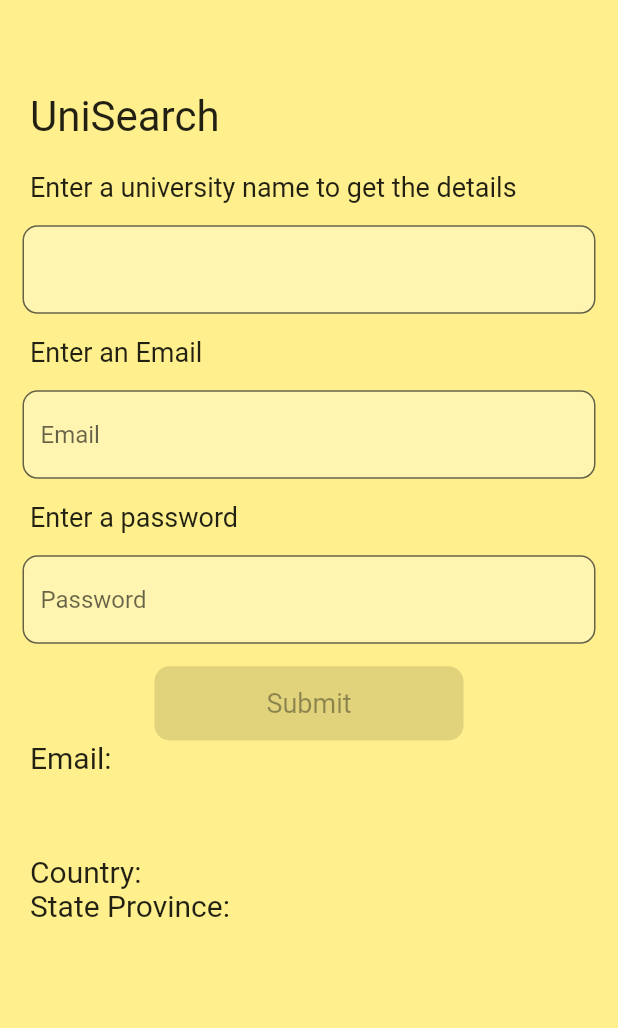
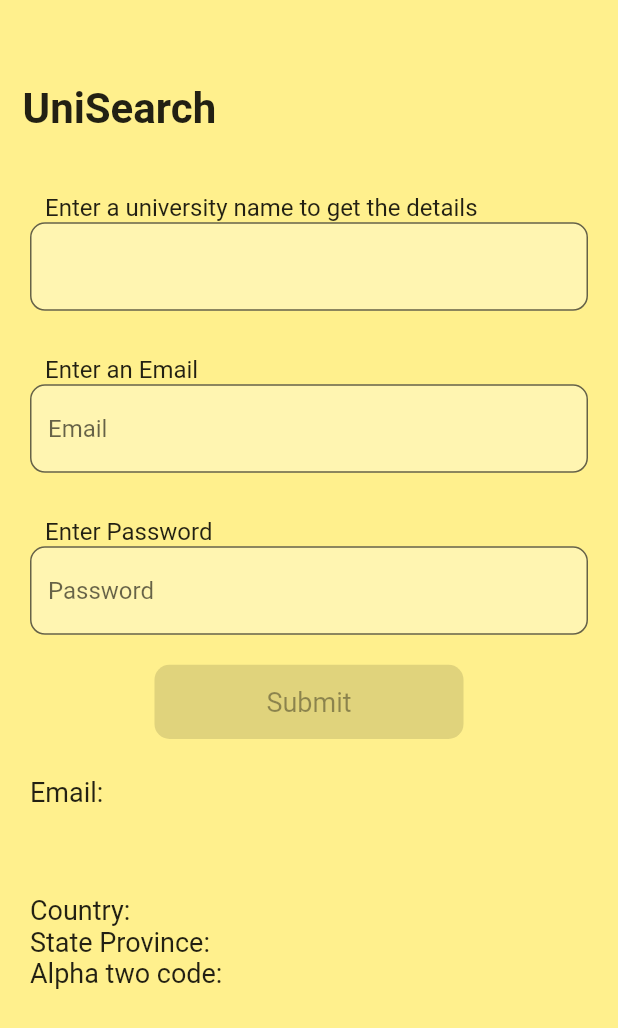
Before and after one commit to galib130/University-Search, a Flutter app: the FormWidget widget shown alone on an empty page, opened directly with empty values, on a phone screen of 412 x 824 dp. Shown: the top 1028 px of the screen. Run offline on Flutter 3.47's test engine with Material 2 defaults, Android fonts, the phone set to English and light mode, and no system bars; our stand-ins replace email_validator, flutter_typeahead; network calls fail.

Commit message:
fixed ui

```diff
--- a/lib/Services/remote_services.dart
+++ b/lib/Services/remote_services.dart
@@ -1,7 +1,7 @@
 import 'package:fetch_api/models/university.dart';
 import 'package:http/http.dart'as http;
 class RemoteService{
-  Future<List<Welcome>?>getWelcome()async
+  Future<List<University>?>getWelcome()async
   {
     var client =http.Client();
 
@@ -16,7 +16,7 @@ class RemoteService{
 
   }
 
-  static Future<List<Welcome>>getWelcomeAutocomplete(String query)async
+  static Future<List<University>>getWelcomeAutocomplete(String query)async
   {
     var client =http.Client();
 
--- a/lib/main.dart
+++ b/lib/main.dart
@@ -31,7 +31,9 @@ class MyApp extends StatelessWidget {
 
           )
         ),
-        inputDecorationTheme: InputDecorationTheme(border: OutlineInputBorder(borderRadius:BorderRadius.circular(10) ),filled: true,
+        inputDecorationTheme: InputDecorationTheme(
+
+          border: OutlineInputBorder(borderRadius:BorderRadius.circular(10) ),filled: true,
         fillColor: const Color.fromARGB(255,255,245,177 )
 
         )
--- a/lib/models/university.dart
+++ b/lib/models/university.dart
@@ -4,8 +4,8 @@
 
 import 'dart:convert';
 
-List<Welcome> welcomeFromJson(String str) => List<Welcome>.from(json.decode(str).map((x) => Welcome.fromJson(x)));
-List<Welcome> welcomeFromJsonName(String str,String query) => List<Welcome>.from(json.decode(str).map((x) => Welcome.fromJson(x)
+List<University> welcomeFromJson(String str) => List<University>.from(json.decode(str).map((x) => University.fromJson(x)));
+List<University> welcomeFromJsonName(String str,String query) => List<University>.from(json.decode(str).map((x) => University.fromJson(x)
 )).where((element) {
   final nameLower=element.name.toLowerCase();
   final queryLower=query.toLowerCase();
@@ -14,10 +14,10 @@ List<Welcome> welcomeFromJsonName(String str,String query) => List<Welcome>.from
 
 }).toList();
 
-String welcomeToJson(List<Welcome> data) => json.encode(List<dynamic>.from(data.map((x) => x.toJson())));
+String welcomeToJson(List<University> data) => json.encode(List<dynamic>.from(data.map((x) => x.toJson())));
 
-class Welcome {
-    Welcome({
+class University {
+    University({
         required this.webPages,
         required this.domains,
         required this.alphaTwoCode,
@@ -33,7 +33,7 @@ class Welcome {
     String name;
     String? stateProvince;
 
-    factory Welcome.fromJson(Map<String, dynamic> json) => Welcome(
+    factory University.fromJson(Map<String, dynamic> json) => University(
         webPages: List<String>.from(json["web_pages"].map((x) => x)),
         domains: List<String>.from(json["domains"].map((x) => x)),
         alphaTwoCode: json["alpha_two_code"],
--- a/lib/widgets/email_widget.dart
+++ b/lib/widgets/email_widget.dart
@@ -14,7 +14,8 @@ const EmailWidget ({super.key,required this.emailController,required this.change
   @override
   Widget build(BuildContext context) {
     return  Container(
-      padding: EdgeInsets.all(15),
+      padding: const EdgeInsets.only(left:20,bottom: 20,right: 20),
+
 
       child: TextFormField(
 
--- a/lib/widgets/form_widget.dart
+++ b/lib/widgets/form_widget.dart
@@ -12,11 +12,11 @@ class FormWidget extends StatelessWidget{
   final TextEditingController searchController;
   final TextEditingController emailController;
   final TextEditingController passwordController;
-  final List<Welcome?>Function(String query) getSearchData;
+  final List<University?>Function(String query) getSearchData;
   final Function(FormValid,bool) changeBool;
   final bool readyForSubmit;
   final String username;
-  final Welcome? university;
+  final University? university;
   final Function submission;
    const FormWidget ({super.key, required this.getSearchData,required this.searchController,
    required this.emailController,required this.passwordController,required this.formKey,required this.readyForSubmit,required this.changeBool,
@@ -35,27 +35,27 @@ class FormWidget extends StatelessWidget{
            ,),
           Container(
              alignment: Alignment.bottomLeft,
-                      padding: const EdgeInsets.all(20),
-            child: const Text("UniSearch",style: TextStyle(fontSize: 28),)),
+                      padding: const EdgeInsets.only(bottom: 30,left:15,top:15 ),
+            child: const Text("UniSearch",style: TextStyle(fontSize: 28,fontWeight: FontWeight.bold),)),
            Form(
                 key: formKey,
                 autovalidateMode: AutovalidateMode.onUserInteraction,
                 child:Column(children: [
                     Container(
                        alignment: Alignment.bottomLeft,
-                      padding: const EdgeInsets.only(left: 20),
-                      child: const Text("Enter a university name to get the details",style: TextStyle(fontSize: 18),)),
+                      padding: const EdgeInsets.only(left: 30,top: 10),
+                      child: const Text("Enter a university name to get the details",style: TextStyle(fontSize: 16),)),
                     SearchBarWidget(getSearchData: getSearchData, searchController: searchController,changeBool:changeBool),
                     Container(
                        alignment: Alignment.bottomLeft,
-                      padding: const EdgeInsets.only(left: 20),
-                      child: const Text("Enter an Email",style: TextStyle(fontSize: 18),)),
+                      padding: const EdgeInsets.only(left: 30,top: 10),
+                      child: const Text("Enter an Email",style: TextStyle(fontSize: 16),)),
 
                     EmailWidget(emailController: emailController,changeBool:changeBool),
                     Container(
                       alignment: Alignment.bottomLeft,
-                      padding: const EdgeInsets.only(left: 20),
-                      child: const Text("Enter a password",style: TextStyle(fontSize: 18),)),
+                      padding: const EdgeInsets.only(left: 30,top: 10),
+                      child: const Text("Enter Password",style: TextStyle(fontSize: 16),)),
 
                     PasswordWidget(passwordController: passwordController,changeBool:changeBool),
 
@@ -76,9 +76,10 @@ class FormWidget extends StatelessWidget{
                     )
 
                 ],) ),
+                SizedBox(height: MediaQuery.of(context).size.height*0.03),
                 Container(
                   padding: const EdgeInsets.only(left: 20),
-                 alignment: Alignment.bottomLeft ,child: Text("Email:  $username",style:const TextStyle(fontSize: 20))),
+                 alignment: Alignment.bottomLeft ,child: Text("Email:  $username",style:const TextStyle(fontSize: 18))),
                 if(university!=null)
                 if(university!.name!="not found")
                 Container(
@@ -88,33 +89,37 @@ class FormWidget extends StatelessWidget{
                     crossAxisAlignment: CrossAxisAlignment.start,
                     children: [
 
-                          Text("${university!.name.toString()}",style:TextStyle(fontSize: 28)),
-                          Text("Country: ${university!.country.toString()}",style: const TextStyle(fontSize:20,),),
+                          Container(
+                            padding: EdgeInsets.only(bottom: 10),
+                            child: Text("${university!.name.toString()}",style:const TextStyle(fontSize: 24,fontWeight: FontWeight.bold))),
+                          Text("Country: ${university!.country.toString()}",style: const TextStyle(fontSize:18,),),
                           if(university!.stateProvince.toString()!="null")
-                          Text("State Province: ${university!.stateProvince.toString()}",style: const TextStyle(fontSize:20,),)
+                          Text("State Province: ${university!.stateProvince.toString()}",style: const TextStyle(fontSize:18,),)
                           else
-                          const Text("State Province: Not found",style: const TextStyle(fontSize:20,),),
+                          const Text("State Province: Not found",style: const TextStyle(fontSize:18,),),
+                          Text("Alpha two code: ${university!.alphaTwoCode.toString()}",style: const TextStyle(fontSize:18,),),
                           ListView.builder(
                             shrinkWrap: true,
 
+                            padding: const EdgeInsets.only(top: 10),
                             itemCount: university!.domains.length,
                             itemBuilder:(context, index) {
                               if(index==0) {
-                                return Text("Domains: ${university!.domains[index].toString()}",style: const TextStyle(fontSize:20,));
+                                return Text("Domains: ${university!.domains[index].toString()}",style: const TextStyle(fontSize:18,));
                               } else {
-                                return Text(university!.domains[index].toString(),style: const TextStyle(fontSize:20,));
+                                return Text(university!.domains[index].toString(),style: const TextStyle(fontSize:18,));
                               }
                             },),
 
                         ListView.builder(
                             shrinkWrap: true,
-
+                          padding:const EdgeInsets.only(top: 10),
                             itemCount: university!.webPages.length,
                             itemBuilder:(context, index) {
                               if(index==0) {
-                                return Text("Web Pages: ${university!.webPages[index].toString()}",style: const TextStyle(fontSize:20,));
+                                return Text("Web Pages: ${university!.webPages[index].toString()}",style: const TextStyle(fontSize:18,));
                               } else {
-                                return Text(university!.webPages[index].toString(),style: const TextStyle(fontSize:20,));
+                                return Text(university!.webPages[index].toString(),style: const TextStyle(fontSize:18,));
                               }
                             },),
 
--- a/lib/widgets/password_widget.dart
+++ b/lib/widgets/password_widget.dart
@@ -22,7 +22,7 @@ bool validatePassword(String pass){
   Widget build(BuildContext context) {
 
     return Container(
-      padding: const EdgeInsets.all(15),
+      padding: const EdgeInsets.only(left:20,bottom: 20,right: 20),
       child: TextFormField(controller: passwordController,obscureText: true,enableSuggestions: false,autocorrect: false,
       autovalidateMode: AutovalidateMode.onUserInteraction,
       decoration: const InputDecoration(hintText: 'Password'),
--- a/lib/widgets/searchbar_widget.dart
+++ b/lib/widgets/searchbar_widget.dart
@@ -6,7 +6,7 @@ import '../models/university.dart';
 import '../pages/form.dart';
 class SearchBarWidget extends StatelessWidget{
 
-  final List<Welcome?>Function(String query) getSearchData;
+  final List<University?>Function(String query) getSearchData;
   final TextEditingController searchController;
   final Function(FormValid,bool) changeBool;
   const SearchBarWidget ({super.key, required this.getSearchData,required this.searchController,required this.changeBool});
@@ -14,8 +14,9 @@ class SearchBarWidget extends StatelessWidget{
   Widget build(BuildContext context) {
 
     return  Container(
-      padding: const EdgeInsets.all(15),
-      child: TypeAheadFormField<Welcome?>(
+      padding: const EdgeInsets.only(left:20,bottom: 20,right: 20),
+
+      child: TypeAheadFormField<University?>(
 
             autovalidateMode: AutovalidateMode.onUserInteraction,
             textFieldConfiguration: TextFieldConfiguration(
@@ -32,11 +33,11 @@ class SearchBarWidget extends StatelessWidget{
                   ),
                 ),
             suggestionsCallback: getSearchData,
-            itemBuilder: (context,Welcome? suggestion){
+            itemBuilder: (context,University? suggestion){
               final user =suggestion!;
               return ListTile(title: Text(user.name),);
             },
-            onSuggestionSelected: (Welcome? suggestion){
+            onSuggestionSelected: (University? suggestion){
               searchController.text=suggestion!.name.toString();
             },
 
```
Also changed, not shown: lib/pages/form.dart (+5 -5 lines).
